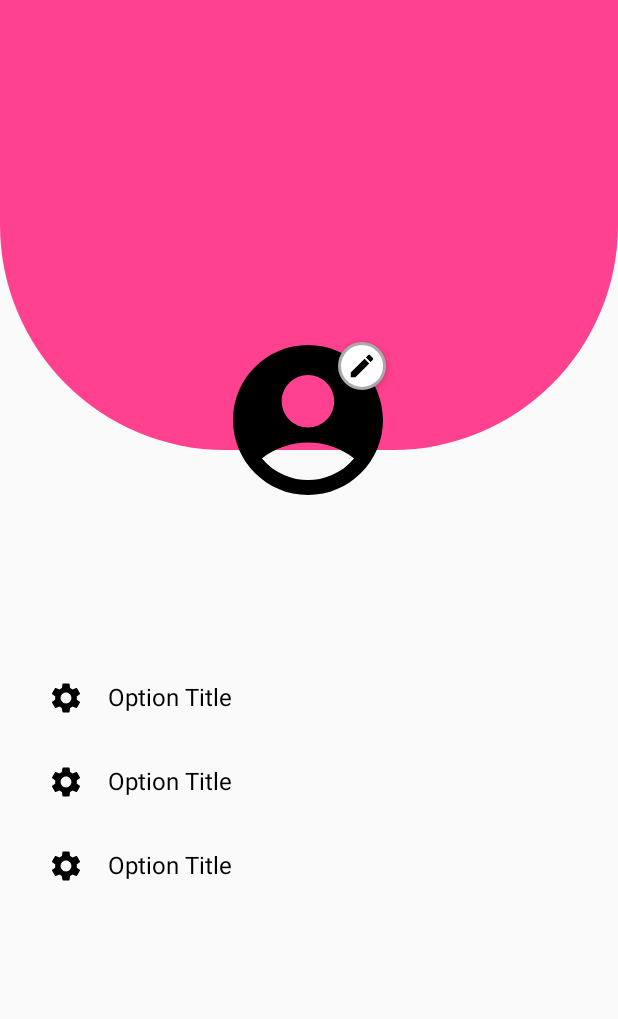
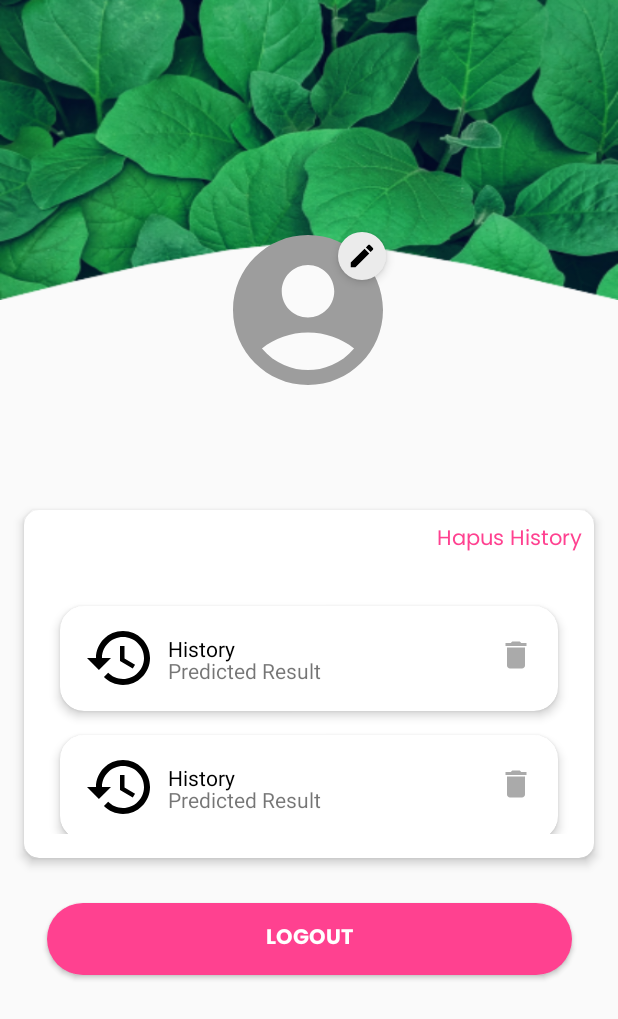
Before and after one commit to Project-BioFace/BioFace-Android, an Android app: the layout fragment_profile.xml on its own in the app's theme, with its tools: preview values and no code run, on a phone screen of 412 x 824 dp. Shown: the top 1019 px of the screen. Run offline under Robolectric (Android 15) with nearby library versions, the phone set to English and light mode, and no system bars.

Commit message:
Initial Commit

```diff
--- /dev/null
+++ b/app/src/main/java/com/bangkit/bioface/adapter/HistoryItemAdapter.kt
@@ -0,0 +1,4 @@
+package com.bangkit.bioface.adapter
+
+class HistoryItemAdapter {
+}
--- a/app/src/main/res/drawable/bg_circle.xml
+++ b/app/src/main/res/drawable/bg_circle.xml
@@ -1,13 +1,10 @@
 <shape xmlns:android="http://schemas.android.com/apk/res/android"
     android:shape="oval">
 
-    <solid android:color="@android:color/white" />
+    <solid android:color="#EBEBEB" />
 
     <size
         android:width="100dp"
         android:height="100dp" />
 
-    <stroke
-        android:width="2dp"
-        android:color="@android:color/darker_gray" />
 </shape>
--- a/app/src/main/res/drawable/bg_profile.xml
+++ /dev/null
@@ -1,8 +0,0 @@
-<?xml version="1.0" encoding="utf-8"?>
-<shape android:shape="rectangle" xmlns:android="http://schemas.android.com/apk/res/android">
-    <corners
-        android:bottomLeftRadius="150dp"
-        android:bottomRightRadius="150dp"/>
-    <solid android:color="@color/pinksecondary"/>
-
-</shape>
--- /dev/null
+++ b/app/src/main/res/drawable/ic_delete.xml
@@ -0,0 +1,5 @@
+<vector xmlns:android="http://schemas.android.com/apk/res/android" android:height="24dp" android:tint="#000000" android:viewportHeight="24" android:viewportWidth="24" android:width="24dp">
+
+    <path android:fillColor="@android:color/white" android:pathData="M6,19c0,1.1 0.9,2 2,2h8c1.1,0 2,-0.9 2,-2V7H6v12zM19,4h-3.5l-1,-1h-5l-1,1H5v2h14V4z"/>
+
+</vector>
--- /dev/null
+++ b/app/src/main/res/drawable/ic_pictprofile.xml
@@ -0,0 +1,5 @@
+<vector xmlns:android="http://schemas.android.com/apk/res/android" android:height="24dp" android:tint="#9D9D9D" android:viewportHeight="24" android:viewportWidth="24" android:width="24dp">
+
+    <path android:fillColor="@android:color/white" android:pathData="M12,2C6.48,2 2,6.48 2,12s4.48,10 10,10s10,-4.48 10,-10S17.52,2 12,2zM12,6c1.93,0 3.5,1.57 3.5,3.5S13.93,13 12,13s-3.5,-1.57 -3.5,-3.5S10.07,6 12,6zM12,20c-2.03,0 -4.43,-0.82 -6.14,-2.88C7.55,15.8 9.68,15 12,15s4.45,0.8 6.14,2.12C16.43,19.18 14.03,20 12,20z"/>
+
+</vector>
--- a/app/src/main/res/layout/fragment_profile.xml
+++ b/app/src/main/res/layout/fragment_profile.xml
@@ -9,23 +9,22 @@
     <!-- Header Background -->
 
     <!-- Profile Picture -->
-
     <View
         android:id="@+id/headerBackground"
         android:layout_width="match_parent"
-        android:layout_height="300dp"
-        android:background="@drawable/bg_profile"
+        android:layout_height="200dp"
         app:layout_constraintEnd_toEndOf="parent"
         app:layout_constraintHorizontal_bias="0.0"
         app:layout_constraintStart_toStartOf="parent"
+        android:background="@drawable/profile_bg1"
         app:layout_constraintTop_toTopOf="parent" />
 
     <de.hdodenhof.circleimageview.CircleImageView
         android:id="@+id/profilePicture"
         android:layout_width="120dp"
         android:layout_height="120dp"
-        android:layout_marginTop="-80dp"
-        android:src="@drawable/ic_account"
+        android:layout_marginTop="-53dp"
+        android:src="@drawable/ic_pictprofile"
         app:civ_border_color="@android:color/transparent"
         app:civ_border_width="4dp"
         app:layout_constraintEnd_toEndOf="parent"
@@ -58,7 +57,7 @@
         app:layout_constraintTop_toBottomOf="@id/profilePicture"
         app:layout_constraintStart_toStartOf="parent"
         app:layout_constraintEnd_toEndOf="parent"
-        android:layout_marginTop="16dp" />
+        android:layout_marginTop="0dp" />
 
     <!-- Email -->
     <TextView
@@ -72,17 +71,65 @@
         app:layout_constraintEnd_toEndOf="parent"
         android:layout_marginTop="8dp" />
 
-    <!-- Options List -->
-    <androidx.recyclerview.widget.RecyclerView
-        android:id="@+id/optionsRecyclerView"
-        android:layout_width="match_parent"
-        android:layout_height="0dp"
+    <androidx.cardview.widget.CardView
+        android:id="@+id/historyCard"
+        android:layout_width="0dp"
+        android:layout_height="wrap_content"
         app:layout_constraintTop_toBottomOf="@id/profileEmail"
-        app:layout_constraintBottom_toBottomOf="parent"
         app:layout_constraintStart_toStartOf="parent"
         app:layout_constraintEnd_toEndOf="parent"
-        android:layout_marginTop="24dp"
-        android:paddingHorizontal="16dp"
-        tools:listitem="@layout/item_profile_option" />
+        android:layout_margin="16dp"
+        app:cardCornerRadius="10dp"
+        app:cardElevation="4dp">
+
+        <androidx.constraintlayout.widget.ConstraintLayout
+            android:layout_width="match_parent"
+            android:layout_height="wrap_content">
+
+            <TextView
+                android:id="@+id/tvHapusHistory"
+                android:layout_width="wrap_content"
+                android:layout_height="wrap_content"
+                android:text="Hapus History"
+                android:textColor="@color/pinksecondary"
+                android:textSize="14sp"
+                android:fontFamily="@font/poppinsregular"
+                android:layout_marginTop="8dp"
+                android:layout_marginEnd="8dp"
+                app:layout_constraintTop_toTopOf="parent"
+                app:layout_constraintEnd_toEndOf="parent" />
+
+            <androidx.core.widget.NestedScrollView
+                android:layout_width="match_parent"
+                android:layout_height="200dp"
+                android:fillViewport="true"
+                app:layout_constraintTop_toBottomOf="@id/tvHapusHistory">
+
+                <androidx.recyclerview.widget.RecyclerView
+                    android:id="@+id/historyRecyclerView"
+                    android:layout_width="match_parent"
+                    android:layout_height="wrap_content"
+                    android:layout_marginTop="8dp"
+                    android:padding="16dp"
+                    tools:listitem="@layout/item_history" />
+            </androidx.core.widget.NestedScrollView>
+
+        </androidx.constraintlayout.widget.ConstraintLayout>
+    </androidx.cardview.widget.CardView>
+
+
+
+    <Button
+        android:id="@+id/btnLogout"
+        android:layout_width="350dp"
+        android:layout_height="wrap_content"
+        android:text="Logout"
+        android:layout_marginTop="30dp"
+        app:layout_constraintTop_toBottomOf="@id/historyCard"
+        app:layout_constraintStart_toStartOf="parent"
+        app:layout_constraintEnd_toEndOf="parent"
+        android:fontFamily="@font/poppinsbold"
+        android:background="@drawable/button_shape"
+        android:textColor="@android:color/white" />
 
 </androidx.constraintlayout.widget.ConstraintLayout>
--- /dev/null
+++ b/app/src/main/res/layout/item_history.xml
@@ -0,0 +1,73 @@
+<?xml version="1.0" encoding="utf-8"?>
+<androidx.cardview.widget.CardView xmlns:android="http://schemas.android.com/apk/res/android"
+    xmlns:app="http://schemas.android.com/apk/res-auto"
+    xmlns:tools="http://schemas.android.com/tools"
+    android:layout_width="match_parent"
+    android:layout_height="70dp"
+    android:layout_margin="8dp"
+    app:cardCornerRadius="16dp"
+    app:cardElevation="4dp"
+    tools:context=".main.fitur.ProfileFragment">
+
+    <!-- ConstraintLayout for arranging the History icon, text, and Delete icon -->
+    <androidx.constraintlayout.widget.ConstraintLayout
+        android:layout_width="match_parent"
+        android:layout_height="wrap_content"
+        android:layout_gravity="center"
+        >
+
+        <!-- History Icon (ic_history) on the left -->
+        <ImageView
+            android:id="@+id/icHistory"
+            android:layout_width="48dp"
+            android:layout_height="48dp"
+            android:src="@drawable/ic_history"
+            android:contentDescription="@string/history_icon"
+            app:layout_constraintStart_toStartOf="parent"
+            app:layout_constraintTop_toTopOf="parent"
+            android:layout_marginStart="16dp"
+            />
+
+        <!-- History Text (Predicted Result) below the ic_history icon -->
+        <TextView
+            android:id="@+id/historyText"
+            android:layout_width="0dp"
+            android:layout_height="wrap_content"
+            android:text="History"
+            android:textSize="14sp"
+            android:textColor="@android:color/black"
+            app:layout_constraintStart_toEndOf="@id/icHistory"
+            app:layout_constraintEnd_toEndOf="parent"
+            app:layout_constraintTop_toTopOf="parent"
+            android:layout_marginStart="8dp"
+            android:layout_marginTop="8dp"/>
+
+        <TextView
+            android:id="@+id/predictedText"
+            android:layout_width="0dp"
+            android:layout_height="wrap_content"
+            android:text="Predicted Result"
+            android:textSize="14sp"
+            app:layout_constraintEnd_toEndOf="parent"
+            app:layout_constraintStart_toEndOf="@+id/icHistory"
+            app:layout_constraintTop_toTopOf="@id/historyText"
+            app:layout_constraintBottom_toBottomOf="parent"
+            android:layout_marginStart="8dp"
+            android:layout_marginTop="8dp"/>
+
+        <!-- Delete Icon (ic_delete) at the right -->
+        <ImageView
+            android:id="@+id/icDelete"
+            android:layout_width="24dp"
+            android:layout_height="24dp"
+            android:src="@drawable/ic_delete"
+            android:contentDescription="@string/delete_icon"
+            app:layout_constraintEnd_toEndOf="parent"
+            app:layout_constraintTop_toTopOf="parent"
+            android:layout_marginEnd="16dp"
+            android:layout_marginTop="10dp"
+            app:tint="@android:color/darker_gray" />
+
+    </androidx.constraintlayout.widget.ConstraintLayout>
+
+</androidx.cardview.widget.CardView>
--- a/app/src/main/res/layout/item_profile_option.xml
+++ /dev/null
@@ -1,24 +0,0 @@
-<LinearLayout
-    xmlns:android="http://schemas.android.com/apk/res/android"
-    android:layout_width="match_parent"
-    android:layout_height="wrap_content"
-    android:orientation="horizontal"
-    android:padding="16dp"
-    android:background="?attr/selectableItemBackground">
-
-    <ImageView
-        android:id="@+id/optionIcon"
-        android:layout_width="24dp"
-        android:layout_height="24dp"
-        android:src="@drawable/ic_options"
-        android:layout_marginEnd="16dp" />
-
-    <TextView
-        android:id="@+id/optionTitle"
-        android:layout_width="wrap_content"
-        android:layout_height="wrap_content"
-        android:text="Option Title"
-        android:textSize="16sp"
-        android:textColor="@android:color/black" />
-
-</LinearLayout>
--- a/app/src/main/res/values/strings.xml
+++ b/app/src/main/res/values/strings.xml
@@ -11,4 +11,6 @@
     <string name="welcome_to">Welcome to</string>
     <!-- TODO: Remove or change this placeholder text -->
     <string name="hello_blank_fragment">Hello blank fragment</string>
+    <string name="delete_icon">delete</string>
+    <string name="history_icon">History Icon</string>
 </resources>
```
Also changed, not shown: app/src/main/res/drawable/profile_bg1.png (added).
